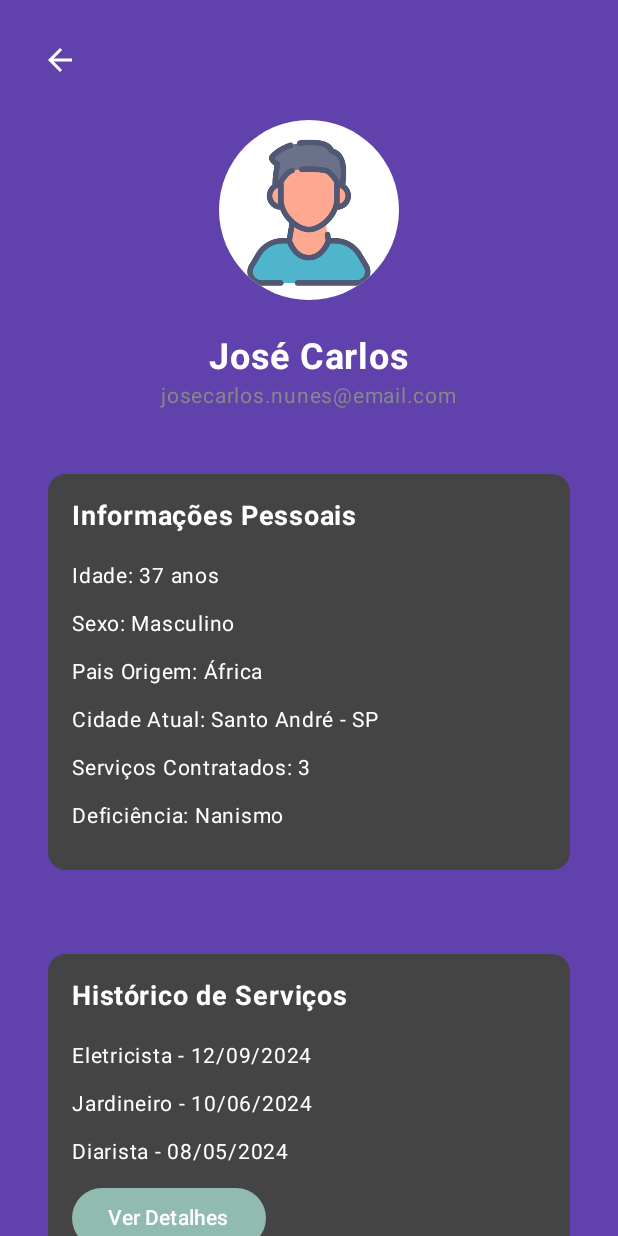
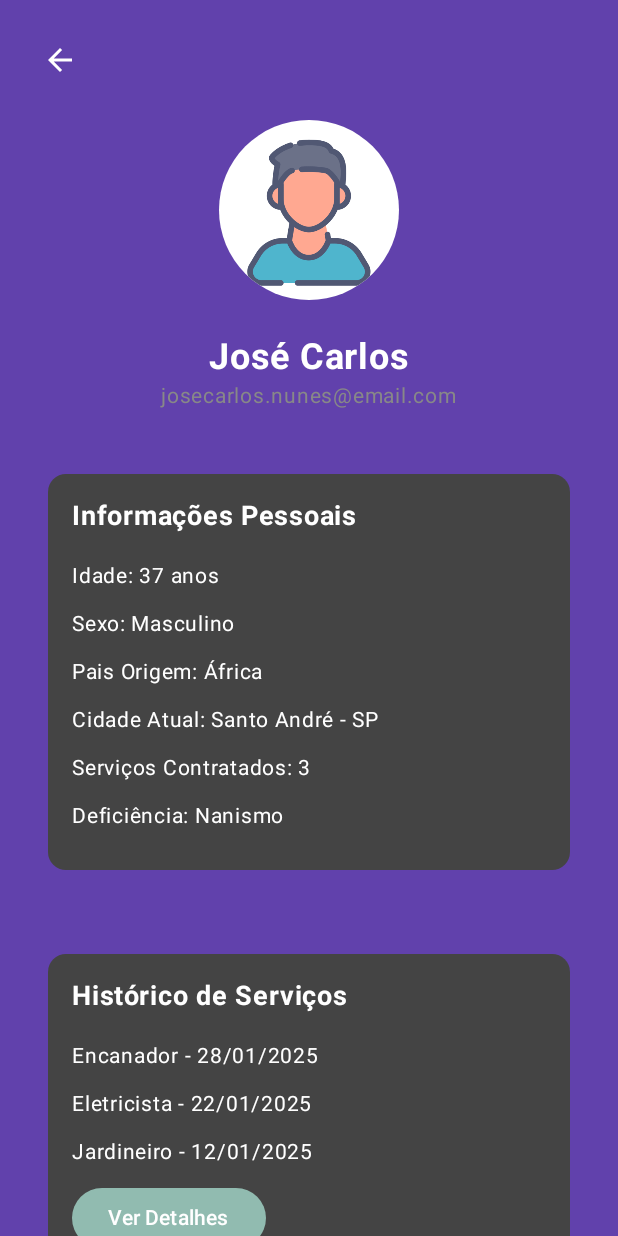
Before and after one commit to EnzoPierazoli/ContrataAI, an Android app built with Jetpack Compose: the AccessOrder screen opened through its navigation route, item 3 of the bottom bar chosen, on a phone screen of 412 x 824 dp. Run offline under Robolectric (Android 15) with nearby library versions, the phone set to English and light mode, and no system bars.

Commit message:
add: Mais serviços realizados e datas mais proximas
Coloquei apenas os 3 serviços mais recentes no perfil do usuário para nao ficar muito grande

```diff
--- a/app/src/main/java/br/com/fiap/contrataa/screens/AccessOrder.kt
+++ b/app/src/main/java/br/com/fiap/contrataa/screens/AccessOrder.kt
@@ -54,10 +54,12 @@ import br.com.fiap.contrataa.R
 fun AccessOrder(onBackClick: () -> Unit, navController: NavHostController) {
     val pedidos = listOf(
         Pedido("02 de Abril de 2025", "Pintor", "Agendado"),
-        Pedido("20 de Abril de 2025", "Encanador", "Agendado"),
-        Pedido("12 de Setembro de 2024", "Eletricista", "Já Realizado"),
-        Pedido("10 de Junho de 2024", "Jardineiro", "Já Realizado"),
-        Pedido("08 de Maio de 2024", "Diarista", "Já Realizado"),
+        Pedido("20 de Março de 2025", "Encanador", "Agendado"),
+        Pedido("28 de Janeiro de 2025", "Encanador", "Já Realizado"),
+        Pedido("22 de Janeiro de 2025", "Eletricista", "Já Realizado"),
+        Pedido("15 de Janeiro de 2025", "Jardineiro", "Já Realizado"),
+        Pedido("08 de Janeiro de 2025", "Diarista", "Já Realizado"),
+        Pedido("03 de Janeiro de 2025", "Diarista", "Já Realizado"),
     )
 
     val emAndamento = pedidos.filter { it.status == "Agendado" }
--- a/app/src/main/java/br/com/fiap/contrataa/screens/UserProfile.kt
+++ b/app/src/main/java/br/com/fiap/contrataa/screens/UserProfile.kt
@@ -103,9 +103,9 @@ fun UserProfile(onBackClick: () -> Unit, navController: NavHostController) {
                     InfoCard(
                         title = "Histórico de Serviços",
                         content = listOf(
-                            "Eletricista - 12/09/2024",
-                            "Jardineiro - 10/06/2024",
-                            "Diarista - 08/05/2024",
+                            "Encanador - 28/01/2025",
+                            "Eletricista - 22/01/2025",
+                            "Jardineiro - 12/01/2025",
                         ),
                         showButton = true,
                         navController = navController
```
Also changed, not shown: app/src/main/java/br/com/fiap/contrataa/screens/CadastroScreen.kt (+8 -45 lines), app/src/main/res/values/strings.xml (+6 -6 lines).
